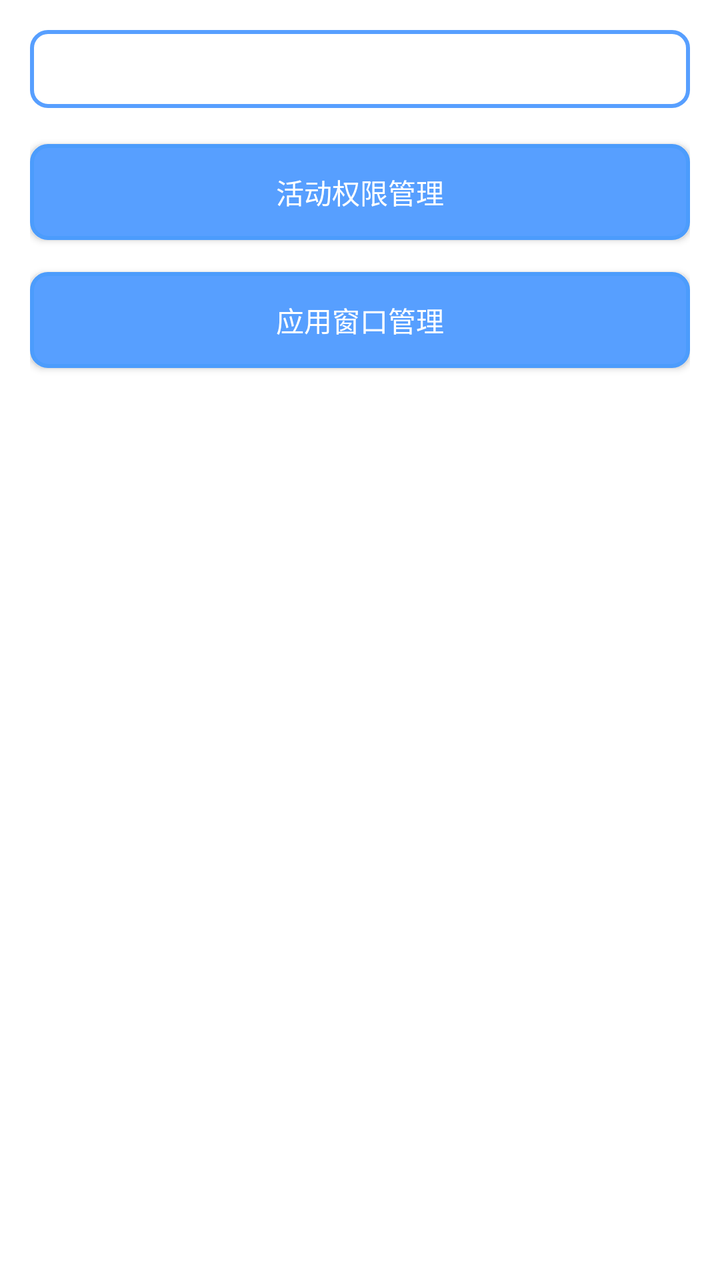
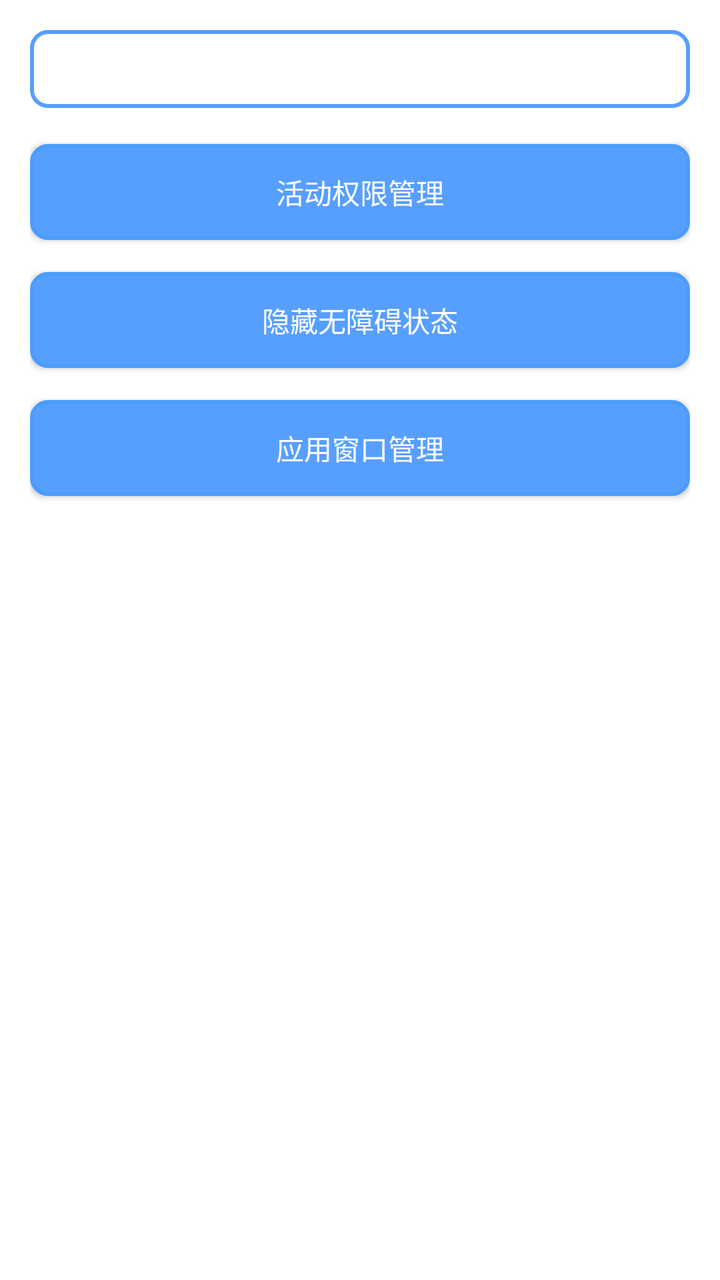

Screens rendered from an Android XML layout before and after an edit, with the pre-edit source and the edit as a unified diff.
<!-- AndroidManifest.xml: application theme AppTheme -->
<!-- res/layout/activity_main.xml -->
<?xml version="1.0" encoding="utf-8"?>
<LinearLayout
	xmlns:android="http://schemas.android.com/apk/res/android"
	xmlns:app="http://schemas.android.com/apk/res-auto"
	android:layout_width="match_parent"
	android:layout_height="match_parent"
	android:padding="15dp"
	android:background="#FFFFFFFF"
	android:orientation="vertical"
	android:gravity="top|center">

	<LinearLayout
		android:orientation="horizontal"
		android:layout_width="match_parent"
		android:layout_height="wrap_content"
		android:padding="10dp"
		android:layout_marginBottom="18dp"
		android:background="@drawable/radius">

		<TextView
			android:layout_width="wrap_content"
			android:layout_height="wrap_content"
			android:textColor="#FF4C9CFC"
			android:id="@+id/activitymainTextView1"/>

	</LinearLayout>

	<Button
		android:layout_width="match_parent"
		android:layout_height="wrap_content"
		android:text="活动权限管理"
		android:background="@drawable/btn_custom_blue"
		android:textColor="#FFFFFFFF"
		android:elevation="15dp"
		android:id="@+id/activitymainButton1"
		android:layout_marginBottom="16dp"/>

	<Button
		android:layout_width="match_parent"
		android:layout_height="wrap_content"
		android:text="应用窗口管理"
		android:background="@drawable/btn_custom_blue"
		android:textColor="#FFFFFFFF"
		android:elevation="15dp"/>

</LinearLayout>
<!-- resources referenced by this layout -->
<resources>
  <!-- drawable btn_custom_blue (drawable) -->
  <?xml version="1.0" encoding="utf-8"?>
  <ripple xmlns:android="http://schemas.android.com/apk/res/android"
      android:color="#FF0463D6">
  
      <item>
          <shape android:shape="rectangle">
              <corners android:radius="8dp" />
              
              <solid android:color="#FF579FFF" />
              
              <stroke
                  android:width="2dp"
                  android:color="#FF4C9CFC" />
          </shape>
      </item>
  </ripple>
  <!-- drawable radius (drawable) -->
  <?xml version="1.0" encoding="utf-8"?>
  <shape xmlns:android="http://schemas.android.com/apk/res/android">
      <solid android:color="#00FFFFFF" />
      <corners
          android:radius="8dp"  />
      <stroke
          android:width="2dp"
          android:color="#FF579FFF" />
  </shape>
  <style name="AppTheme" parent="@android:style/Theme.Material.Light.DarkActionBar">
          <item name="android:colorPrimary">@color/colorPrimary</item>
          <item name="android:colorPrimaryDark">@color/colorPrimaryDark</item>
          <item name="android:colorAccent">@color/colorAccent</item>
          <item name="android:navigationBarColor">?android:colorPrimary</item>
  	</style>
  <color name="colorPrimary">#FF4C9CFC</color>
  <color name="colorPrimaryDark">#FF4C9CFC</color>
  <color name="colorAccent">#FFFF0000</color>
</resources>

<!-- the commit's change to res/layout/activity_main.xml (unified diff, before → after) -->
@@ -38,6 +38,16 @@
 	<Button
 		android:layout_width="match_parent"
 		android:layout_height="wrap_content"
+		android:text="隐藏无障碍状态"
+		android:background="@drawable/btn_custom_blue"
+		android:textColor="#FFFFFFFF"
+		android:elevation="15dp"
+		android:layout_marginBottom="16dp"
+		android:id="@+id/activitymainButton2"/>
+
+	<Button
+		android:layout_width="match_parent"
+		android:layout_height="wrap_content"
 		android:text="应用窗口管理"
 		android:background="@drawable/btn_custom_blue"
 		android:textColor="#FFFFFFFF"
